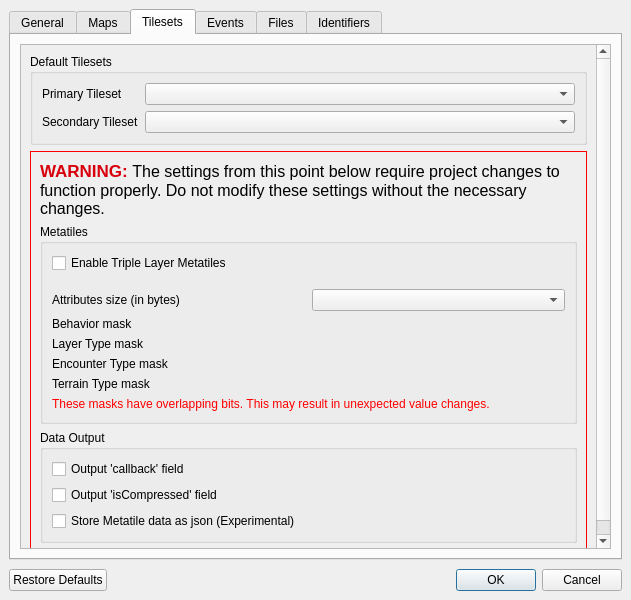
The window that forms/projectsettingseditor.ui (traeighsea/porymap) describes before a commit, drawn with Qt 5.
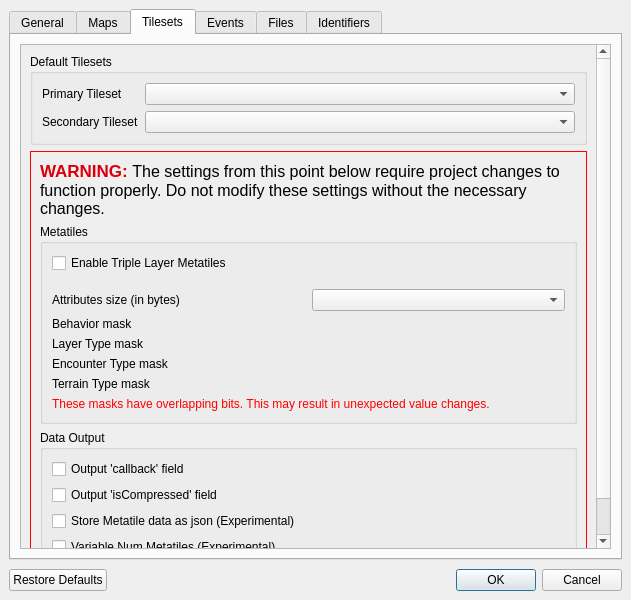
The same window after the commit. The open tabs and pages were chosen to show the change. Icons and pictures are not drawn. Custom widgets are drawn as their Qt base class.

Commit message: Add option to enable variable num of metatiles to tilesets

```diff
--- a/forms/projectsettingseditor.ui
+++ b/forms/projectsettingseditor.ui
@@ -995,6 +995,16 @@
                     </property>
                    </widget>
                   </item>
+                  <item>
+                   <widget class="QCheckBox" name="checkBox_TilesetVariableNumMetatiles">
+                    <property name="toolTip">
+                     <string>Enables the ability to have tilesets of varying metatiles and tile sizes for primary and secondary tilesets. Requires store Metatile data as json to be enabled!</string>
+                    </property>
+                    <property name="text">
+                     <string>Variable Num Metatiles (Experimental)</string>
+                    </property>
+                   </widget>
+                  </item>
                  </layout>
                 </widget>
                </item>
```
The commit also changes 3 other files.
